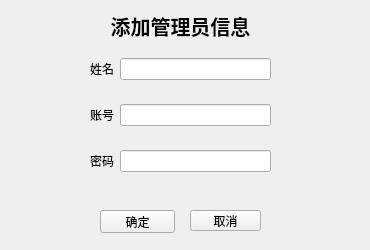
This is admin/admin_addmanager.ui in wo16pao/MS as Qt 5 draws it before an edit. The edited form follows.
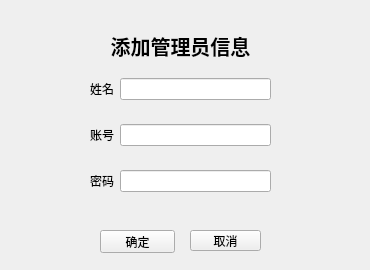
This is the edited form.

```diff
--- a/admin/admin_addmanager.ui
+++ b/admin/admin_addmanager.ui
@@ -7,7 +7,7 @@
     <x>0</x>
     <y>0</y>
     <width>370</width>
-    <height>250</height>
+    <height>270</height>
    </rect>
   </property>
   <property name="windowTitle">
@@ -17,7 +17,7 @@
    <property name="geometry">
     <rect>
      <x>190</x>
-     <y>210</y>
+     <y>230</y>
      <width>71</width>
      <height>21</height>
     </rect>
@@ -30,7 +30,7 @@
    <property name="geometry">
     <rect>
      <x>100</x>
-     <y>210</y>
+     <y>230</y>
      <width>75</width>
      <height>23</height>
     </rect>
@@ -43,7 +43,7 @@
    <property name="geometry">
     <rect>
      <x>10</x>
-     <y>210</y>
+     <y>230</y>
      <width>81</width>
      <height>21</height>
     </rect>
@@ -56,7 +56,7 @@
    <property name="geometry">
     <rect>
      <x>100</x>
-     <y>10</y>
+     <y>30</y>
      <width>161</width>
      <height>31</height>
     </rect>
@@ -79,7 +79,7 @@
    <property name="geometry">
     <rect>
      <x>90</x>
-     <y>40</y>
+     <y>60</y>
      <width>181</width>
      <height>151</height>
     </rect>
```
